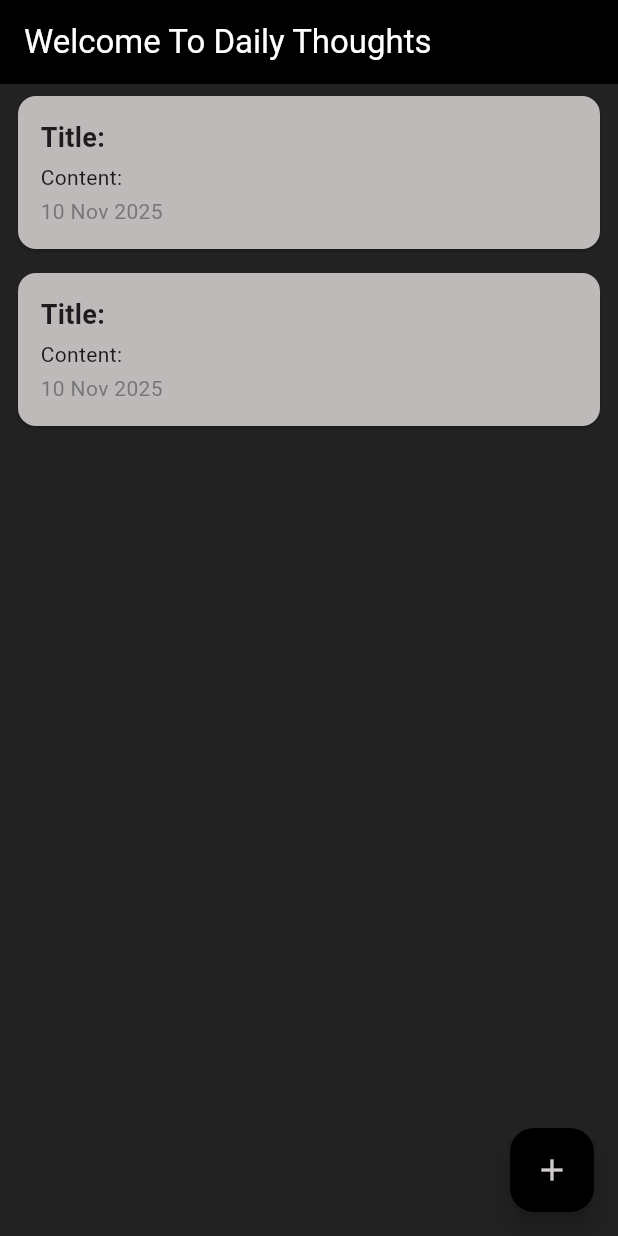
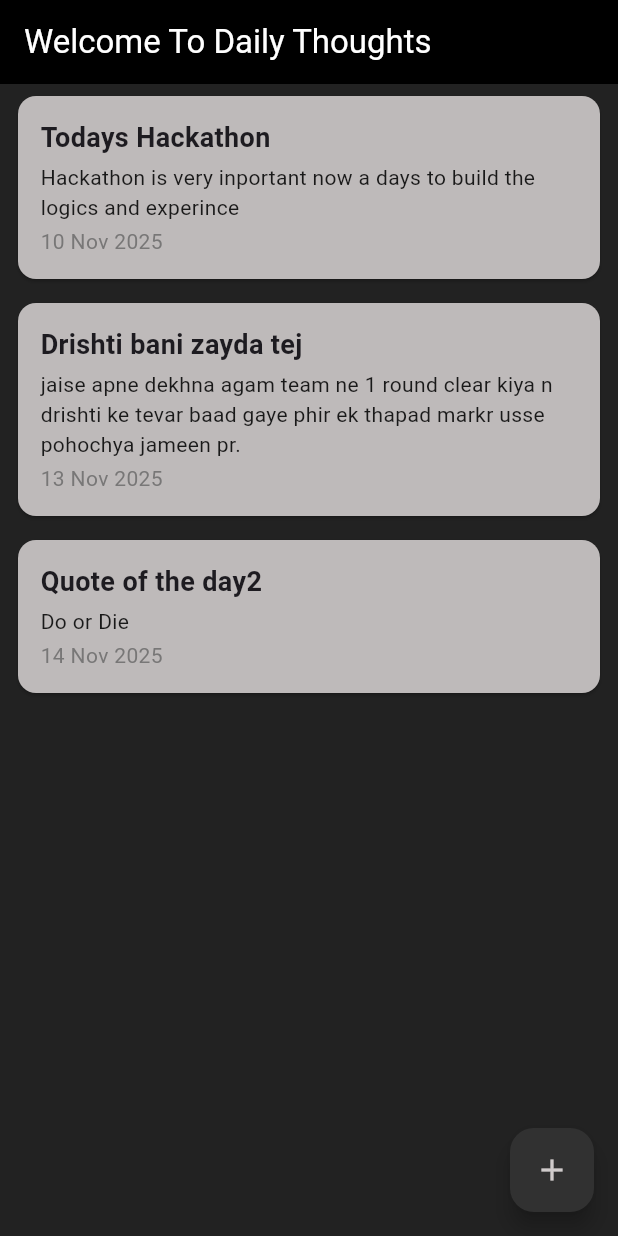
Before and after one commit to Ecocoder0711/journal_app, a Flutter app: the screen it shows after launch, on a phone screen of 412 x 824 dp. Run offline on Flutter 3.47's test engine with Material 3 defaults, Android fonts, the phone set to English and light mode, and no system bars.

Commit message:
setstate setup in between homepage and input_data_card

```diff
--- a/lib/data/data.dart
+++ b/lib/data/data.dart
@@ -15,4 +15,10 @@ List<JournalEntry> listOfEntry = [
         "jaise apne dekhna agam team ne 1 round clear kiya n drishti ke tevar baad gaye phir ek thapad markr usse pohochya jameen pr.",
     date: "13 Nov 2025",
   ),
+  JournalEntry(
+    id: "3",
+    title: "Quote of the day2",
+    content: "Do or Die",
+    date: "14 Nov 2025",
+  ),
 ];
--- a/lib/screen/homescreen.dart
+++ b/lib/screen/homescreen.dart
@@ -3,15 +3,20 @@ import 'package:journal_app/data/data.dart';
 import 'package:journal_app/widgets/general_entry_card.dart';
 import 'package:journal_app/widgets/input_data_card.dart';
 
-class Homepage extends StatelessWidget {
+class Homepage extends StatefulWidget {
   const Homepage({super.key});
 
+  @override
+  State<Homepage> createState() => _HomepageState();
+}
+
+class _HomepageState extends State<Homepage> {
   @override
   Widget build(BuildContext context) {
     return Scaffold(
       backgroundColor: Colors.black87,
       appBar: AppBar(
-        title: Text(
+        title: const Text(
           "Welcome To Daily Thoughts",
           style: TextStyle(color: Colors.white),
         ),
@@ -20,7 +25,7 @@ class Homepage extends StatelessWidget {
       body: ListView.builder(
         itemCount: listOfEntry.length,
         itemBuilder: (context, index) {
-          return JournalEntryCard();
+          return JournalEntryCard(entry: listOfEntry[index]);
         },
       ),
       floatingActionButton: FloatingActionButton(
@@ -32,11 +37,17 @@ class Homepage extends StatelessWidget {
               borderRadius: BorderRadius.vertical(top: Radius.circular(20)),
             ),
             builder: (context) {
-              return InputDataCard();
+              return InputDataCard(
+                onSave: (entry) {
+                  setState(() {
+                    listOfEntry.add(entry);
+                  });
+                },
+              );
             },
           );
         },
-        backgroundColor: Colors.black,
+        backgroundColor: const Color.fromARGB(255, 49, 49, 49),
         child: Icon(Icons.add, color: const Color.fromARGB(255, 208, 203, 203)),
       ),
     );
--- a/lib/widgets/general_entry_card.dart
+++ b/lib/widgets/general_entry_card.dart
@@ -1,7 +1,9 @@
 import 'package:flutter/material.dart';
+import 'package:journal_app/data/journal_entry_model.dart';
 
 class JournalEntryCard extends StatelessWidget {
-  const JournalEntryCard({super.key});
+  final JournalEntry entry;
+  const JournalEntryCard({required this.entry, super.key});
 
   @override
   Widget build(BuildContext context) {
@@ -14,17 +16,17 @@ class JournalEntryCard extends StatelessWidget {
           crossAxisAlignment: CrossAxisAlignment.start,
           children: [
             Text(
-              "Title: ",
+              entry.title,
               style: const TextStyle(fontSize: 18, fontWeight: FontWeight.bold),
             ),
             SizedBox(height: 3),
             Text(
-              "Content: ",
+              entry.content,
               style: const TextStyle(fontSize: 14, color: Colors.black87),
             ),
             SizedBox(height: 3),
             Text(
-              "10 Nov 2025",
+              entry.date,
               style: TextStyle(
                 fontSize: 14,
                 color: const Color.fromARGB(255, 120, 119, 119),
```
Also changed, not shown: lib/widgets/input_data_card.dart (+28 -13 lines).
